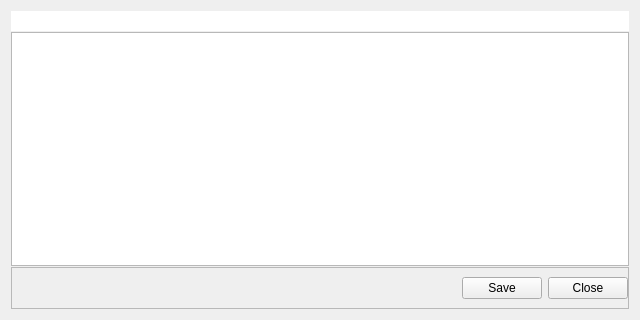
Qt form editwidget.ui (mosling/SQLReport) before a commit.
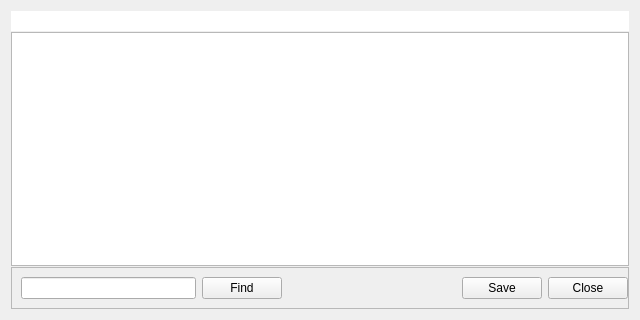
The same form after that commit.

What changed in the file:
```diff
--- a/editwidget.ui
+++ b/editwidget.ui
@@ -61,6 +61,16 @@
       <property name="rightMargin">
        <number>0</number>
       </property>
+      <item>
+       <widget class="QLineEdit" name="lineEditFind"/>
+      </item>
+      <item>
+       <widget class="QPushButton" name="pushButtonFind">
+        <property name="text">
+         <string>Find</string>
+        </property>
+       </widget>
+      </item>
       <item>
        <spacer name="horizontalSpacer">
         <property name="orientation">
```
